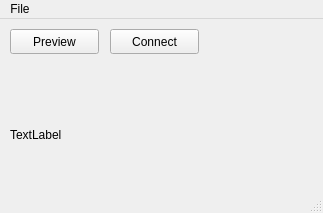
The window that mainWindow.ui (JordanShimel/FirefighterIndoorNavigation) describes before a commit, drawn with Qt 5.
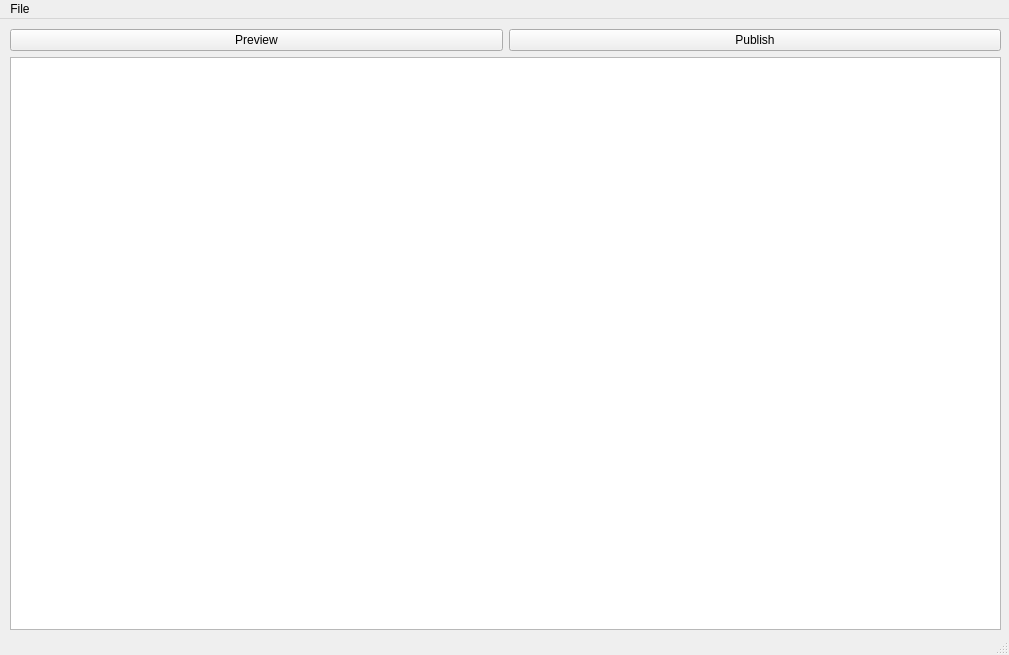
The same window after the commit.

What changed in the file:
```diff
--- a/mainWindow.ui
+++ b/mainWindow.ui
@@ -6,55 +6,42 @@
    <rect>
     <x>0</x>
     <y>0</y>
-    <width>323</width>
-    <height>213</height>
+    <width>1009</width>
+    <height>655</height>
    </rect>
   </property>
   <property name="windowTitle">
    <string>FireFighterRemoteUnit</string>
   </property>
   <widget class="QWidget" name="centralwidget">
-   <widget class="QPushButton" name="pushButtonPreview">
+   <widget class="QWidget" name="gridLayoutWidget_2">
     <property name="geometry">
      <rect>
       <x>10</x>
       <y>10</y>
-      <width>89</width>
-      <height>25</height>
+      <width>991</width>
+      <height>601</height>
      </rect>
     </property>
-    <property name="text">
-     <string>Preview</string>
-    </property>
-   </widget>
-   <widget class="QPushButton" name="pushButtonConnect">
-    <property name="geometry">
-     <rect>
-      <x>110</x>
-      <y>10</y>
-      <width>89</width>
-      <height>25</height>
-     </rect>
-    </property>
-    <property name="text">
-     <string>Connect</string>
-    </property>
-   </widget>
-   <widget class="QLabel" name="labelStatus">
-    <property name="geometry">
-     <rect>
-      <x>10</x>
-      <y>50</y>
-      <width>301</width>
-      <height>131</height>
-     </rect>
-    </property>
-    <property name="text">
-     <string>TextLabel</string>
-    </property>
-    <property name="wordWrap">
-     <bool>true</bool>
-    </property>
+    <layout class="QGridLayout" name="gridLayout">
+     <item row="2" column="0" colspan="2">
+      <widget class="QListView" name="listViewConnectLogging"/>
+     </item>
+     <item row="0" column="1">
+      <widget class="QPushButton" name="pushButtonPublish">
+       <property name="text">
+        <string>Publish</string>
+       </property>
+      </widget>
+     </item>
+     <item row="0" column="0">
+      <widget class="QPushButton" name="pushButtonPreview">
+       <property name="text">
+        <string>Preview</string>
+       </property>
+      </widget>
+     </item>
+    </layout>
    </widget>
   </widget>
   <widget class="QStatusBar" name="statusbar"/>
@@ -63,7 +50,7 @@
     <rect>
      <x>0</x>
      <y>0</y>
-     <width>323</width>
+     <width>1009</width>
      <height>22</height>
     </rect>
    </property>
```
